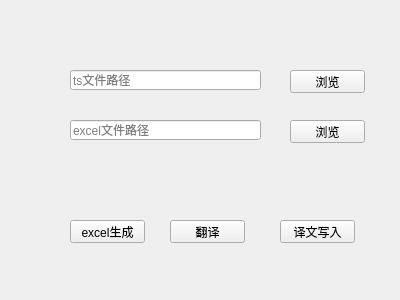
Qt form Source/MainApps/TSFileEditor/MainWindow.ui (Longxr/TSFileEditor) before a commit.
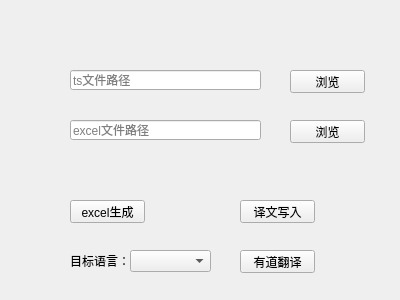
The same form after that commit.

```diff
--- a/Source/MainApps/TSFileEditor/MainWindow.ui
+++ b/Source/MainApps/TSFileEditor/MainWindow.ui
@@ -70,7 +70,7 @@
     <property name="geometry">
      <rect>
       <x>70</x>
-      <y>220</y>
+      <y>200</y>
       <width>75</width>
       <height>23</height>
      </rect>
@@ -82,8 +82,8 @@
    <widget class="QPushButton" name="tsUpdateBtn">
     <property name="geometry">
      <rect>
-      <x>280</x>
-      <y>220</y>
+      <x>240</x>
+      <y>200</y>
       <width>75</width>
       <height>23</height>
      </rect>
@@ -95,14 +95,37 @@
    <widget class="QPushButton" name="translateBtn">
     <property name="geometry">
      <rect>
-      <x>170</x>
-      <y>220</y>
+      <x>240</x>
+      <y>250</y>
       <width>75</width>
       <height>23</height>
      </rect>
     </property>
     <property name="text">
-     <string>翻译</string>
+     <string>有道翻译</string>
+    </property>
+   </widget>
+   <widget class="QComboBox" name="comboBox">
+    <property name="geometry">
+     <rect>
+      <x>130</x>
+      <y>250</y>
+      <width>81</width>
+      <height>22</height>
+     </rect>
+    </property>
+   </widget>
+   <widget class="QLabel" name="label">
+    <property name="geometry">
+     <rect>
+      <x>70</x>
+      <y>250</y>
+      <width>61</width>
+      <height>21</height>
+     </rect>
+    </property>
+    <property name="text">
+     <string>目标语言：</string>
     </property>
    </widget>
   </widget>
```
